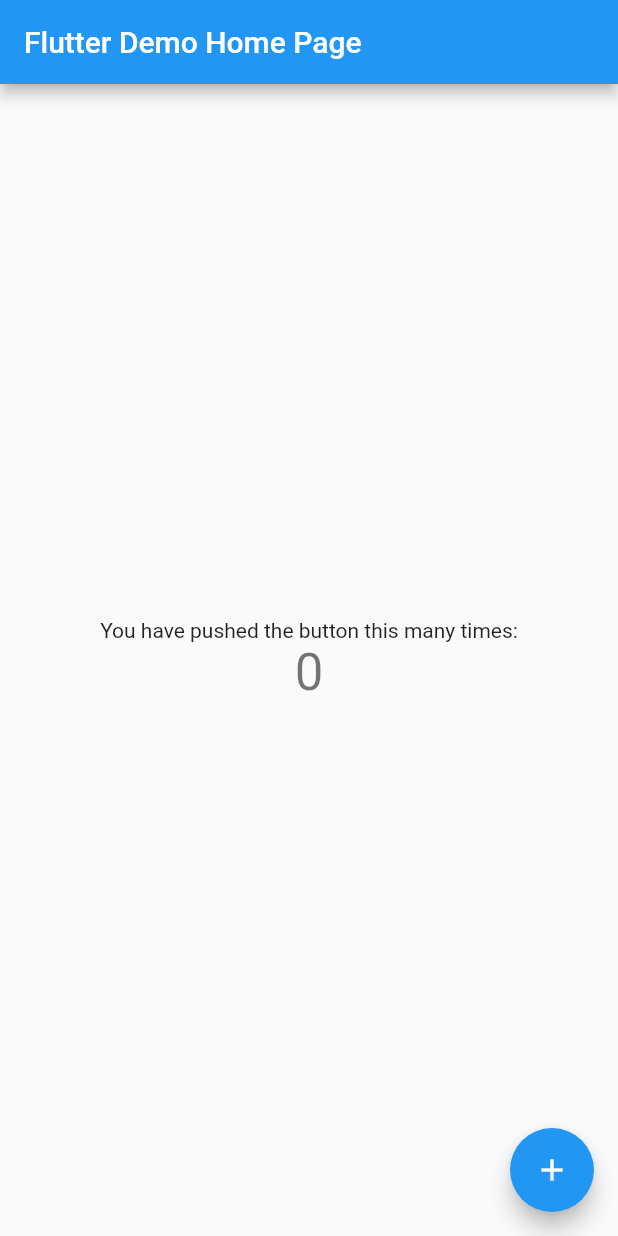
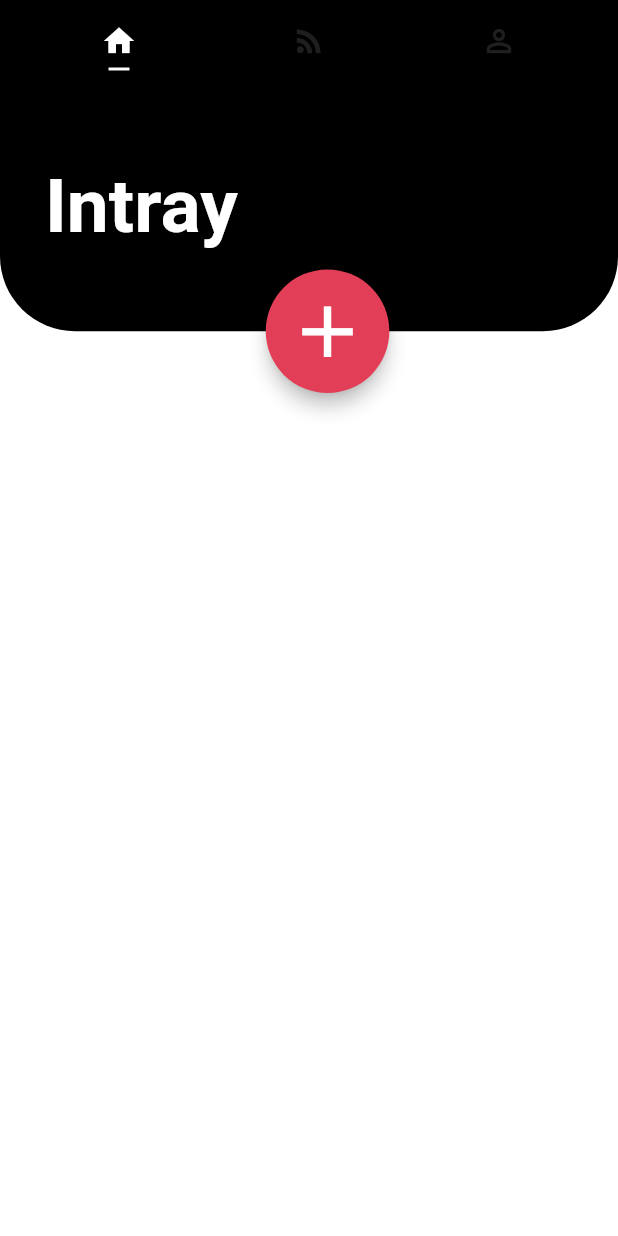
Before and after one commit to VivekJung/todo_app, a Flutter app: the screen it shows after launch, on a phone screen of 412 x 824 dp. Run offline on Flutter 3.47's test engine with Material 2 defaults, Android fonts, the phone set to English and light mode, and no system bars; Roboto replaces fonts that are missing (Avenir).

Commit message:
tab design complete

```diff
--- a/App/todo_app/lib/main.dart
+++ b/App/todo_app/lib/main.dart
@@ -1,4 +1,5 @@
 import 'package:flutter/material.dart';
+import 'package:todo_app/models/global.dart';
 
 void main() {
   runApp(const MyApp());
@@ -7,39 +8,20 @@ void main() {
 class MyApp extends StatelessWidget {
   const MyApp({Key? key}) : super(key: key);
 
-  // This widget is the root of your application.
   @override
   Widget build(BuildContext context) {
     return MaterialApp(
-      title: 'Flutter Demo',
+      title: 'Djin Todo',
       theme: ThemeData(
-        // This is the theme of your application.
-        //
-        // Try running your application with "flutter run". You'll see the
-        // application has a blue toolbar. Then, without quitting the app, try
-        // changing the primarySwatch below to Colors.green and then invoke
-        // "hot reload" (press "r" in the console where you ran "flutter run",
-        // or simply save your changes to "hot reload" in a Flutter IDE).
-        // Notice that the counter didn't reset back to zero; the application
-        // is not restarted.
         primarySwatch: Colors.blue,
       ),
-      home: const MyHomePage(title: 'Flutter Demo Home Page'),
+      home: const MyHomePage(title: 'Djin Todo'),
     );
   }
 }
 
 class MyHomePage extends StatefulWidget {
   const MyHomePage({Key? key, required this.title}) : super(key: key);
-
-  // This widget is the home page of your application. It is stateful, meaning
-  // that it has a State object (defined below) that contains fields that affect
-  // how it looks.
-
-  // This class is the configuration for the state. It holds the values (in this
-  // case the title) provided by the parent (in this case the App widget) and
-  // used by the build method of the State. Fields in a Widget subclass are
-  // always marked "final".
 
   final String title;
 
@@ -48,68 +30,101 @@ class MyHomePage extends StatefulWidget {
 }
 
 class _MyHomePageState extends State<MyHomePage> {
-  int _counter = 0;
-
-  void _incrementCounter() {
-    setState(() {
-      // This call to setState tells the Flutter framework that something has
-      // changed in this State, which causes it to rerun the build method below
-      // so that the display can reflect the updated values. If we changed
-      // _counter without calling setState(), then the build method would not be
-      // called again, and so nothing would appear to happen.
-      _counter++;
-    });
-  }
-
   @override
   Widget build(BuildContext context) {
-    // This method is rerun every time setState is called, for instance as done
-    // by the _incrementCounter method above.
-    //
-    // The Flutter framework has been optimized to make rerunning build methods
-    // fast, so that you can just rebuild anything that needs updating rather
-    // than having to individually change instances of widgets.
-    return Scaffold(
-      appBar: AppBar(
-        // Here we take the value from the MyHomePage object that was created by
-        // the App.build method, and use it to set our appbar title.
-        title: Text(widget.title),
-      ),
-      body: Center(
-        // Center is a layout widget. It takes a single child and positions it
-        // in the middle of the parent.
-        child: Column(
-          // Column is also a layout widget. It takes a list of children and
-          // arranges them vertically. By default, it sizes itself to fit its
-          // children horizontally, and tries to be as tall as its parent.
-          //
-          // Invoke "debug painting" (press "p" in the console, choose the
-          // "Toggle Debug Paint" action from the Flutter Inspector in Android
-          // Studio, or the "Toggle Debug Paint" command in Visual Studio Code)
-          // to see the wireframe for each widget.
-          //
-          // Column has various properties to control how it sizes itself and
-          // how it positions its children. Here we use mainAxisAlignment to
-          // center the children vertically; the main axis here is the vertical
-          // axis because Columns are vertical (the cross axis would be
-          // horizontal).
-          mainAxisAlignment: MainAxisAlignment.center,
-          children: <Widget>[
-            const Text(
-              'You have pushed the button this many times:',
+    final ht = MediaQuery.of(context).size.height;
+    final wt = MediaQuery.of(context).size.width;
+    return MaterialApp(
+      color: Colors.yellow,
+      home: SafeArea(
+        child: DefaultTabController(
+          length: 3,
+          child: Scaffold(
+            backgroundColor: Colors.white,
+            body: Stack(
+              children: <Widget>[
+                // Contents of tabs
+                TabBarView(
+                  children: [
+                    Container(
+                      color: Colors.white,
+                    ),
+                    Container(
+                      color: cardColor,
+                    ),
+                    Container(
+                      color: Colors.white,
+                    ),
+                  ],
+                ),
+                // Upper Body
+                Container(
+                  height: MediaQuery.of(context).size.height * 0.20,
+                  width: MediaQuery.of(context).size.height * 1,
+                  padding: const EdgeInsets.only(left: 30),
+                  decoration: const BoxDecoration(
+                    borderRadius: BorderRadius.only(
+                      bottomLeft: Radius.circular(50),
+                      bottomRight: Radius.circular(50),
+                    ),
+                    color: Colors.black,
+                  ),
+                  child: Row(
+                    mainAxisAlignment: MainAxisAlignment.spaceBetween,
+                    children: <Widget>[
+                      Text(
+                        "Intray",
+                        style: intrayTitleStyle,
+                      ),
+                      Container(),
+                    ],
+                  ),
+                ),
+                //Floating button
+                Container(
+                  height: ht * 0.2,
+                  width: wt * 0.2,
+                  margin: EdgeInsets.only(
+                    top: ht * 0.1,
+                    left: (wt * 0.5) - ((ht * 0.07) / 2),
+                  ),
+                  child: FloatingActionButton(
+                    elevation: 5,
+                    onPressed: () {},
+                    backgroundColor: cardColor,
+                    child: SizedBox(
+                        height: ht * 0.18,
+                        width: wt * 0.18,
+                        child: Icon(Icons.add, size: ht * 0.07)),
+                  ),
+                ),
+              ],
             ),
-            Text(
-              '$_counter',
-              style: Theme.of(context).textTheme.headline4,
+            appBar: AppBar(
+              elevation: 0,
+              backgroundColor: darkGreyColor,
+              title: const TabBar(
+                tabs: [
+                  Tab(
+                    icon: Icon(Icons.home),
+                  ),
+                  Tab(
+                    icon: Icon(Icons.rss_feed),
+                  ),
+                  Tab(
+                    icon: Icon(Icons.perm_identity),
+                  ),
+                ],
+                // labelColor: darkGreyColor,
+                unselectedLabelColor: Colors.white12,
+                indicatorSize: TabBarIndicatorSize.label,
+                indicatorPadding: EdgeInsets.all(5.0),
+                indicatorColor: Colors.white,
+              ),
             ),
-          ],
+          ),
         ),
       ),
-      floatingActionButton: FloatingActionButton(
-        onPressed: _incrementCounter,
-        tooltip: 'Increment',
-        child: const Icon(Icons.add),
-      ), // This trailing comma makes auto-formatting nicer for build methods.
     );
   }
 }
--- /dev/null
+++ b/App/todo_app/lib/models/global.dart
@@ -0,0 +1,12 @@
+import 'package:flutter/material.dart';
+
+Color cardColor = const Color(0xFFE33E57);
+Color darkGreyColor = const Color.fromARGB(255, 0, 0, 0);
+Color whiteColor = const Color.fromRGBO(255, 255, 255, 1);
+
+TextStyle intrayTitleStyle = TextStyle(
+  fontFamily: "Avenir",
+  fontWeight: FontWeight.bold,
+  fontSize: 50,
+  color: whiteColor,
+);
```
